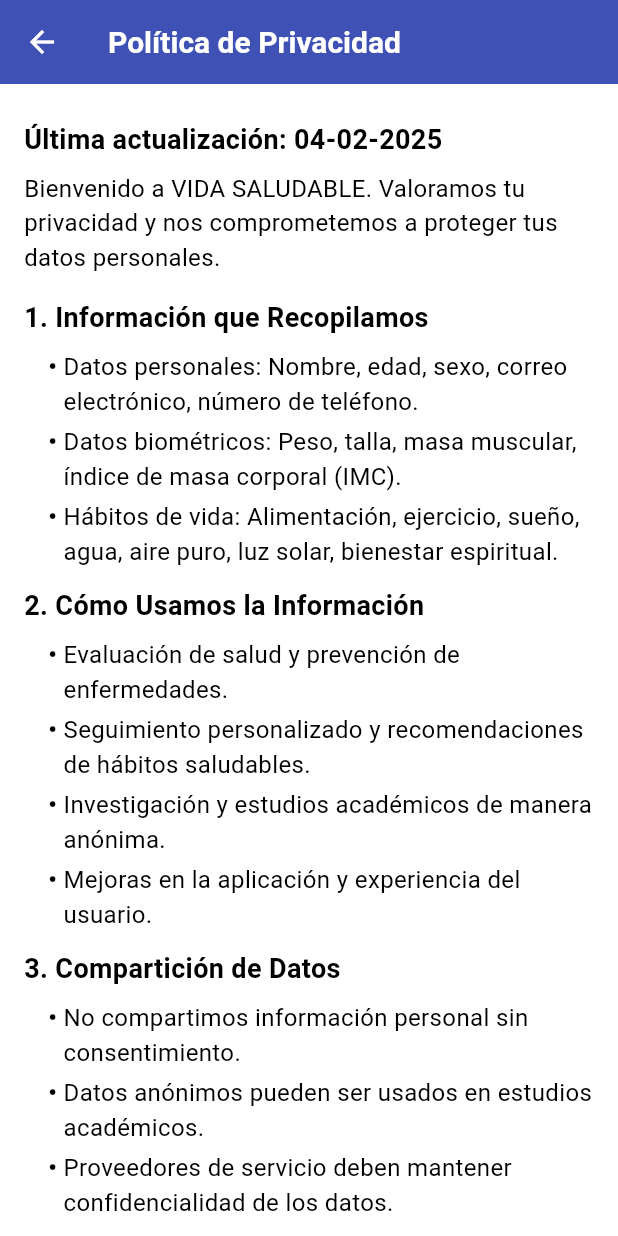
After one commit to Juan-Jose21/app-movil-vida-saludable, a Flutter app: the PrivacyPoliciesPage screen opened directly, on a phone screen of 412 x 824 dp. The commit adds this screen. Run offline on Flutter 3.47's test engine with Material 3 defaults, Android fonts, the phone set to English and light mode, and no system bars; our stand-ins replace audioplayers, dio, fl_chart, flutter_local_notifications, flutter_tts, get and 4 more; missing offline and left inert: workmanager; accounts and stored records are empty.

Commit message:
emulado para ios y agregado las politicas y privacidad del aplicativo

```diff
--- a/lib/src/controllers/register_sun_controller.dart
+++ b/lib/src/controllers/register_sun_controller.dart
@@ -185,7 +185,7 @@
     if (!_isRunning.value) {
       _timer = Timer.periodic(Duration(milliseconds: 10), (timer) {
         _elapsedTime.value += 10;
-        if (_elapsedTime.value == 1 * 60 * 1000 && !_notificationShown) { // 1 minuto
+        if (_elapsedTime.value == 30 * 60 * 1000 && !_notificationShown) { // 1 minuto
           _showCompletionNotification();
           pauseTimer();
         }
--- /dev/null
+++ b/lib/src/pages/settins/privacy_policies_page.dart
@@ -0,0 +1,110 @@
+import 'package:flutter/material.dart';
+
+class PrivacyPoliciesPage extends StatelessWidget {
+  @override
+  Widget build(BuildContext context) {
+    return Scaffold(
+      appBar: AppBar(
+        title: Text(
+          'Política de Privacidad',
+          style: TextStyle(
+            fontSize: 20,
+            fontWeight: FontWeight.bold,
+            color: Colors.white
+          ),
+          ),
+        backgroundColor: Colors.indigo,
+        leading: IconButton(
+          icon: Icon(Icons.arrow_back, color: Colors.white,),
+          onPressed: () => {
+            Navigator.of(context).pop()
+          },
+        ),
+      ),
+      body: SingleChildScrollView(
+        padding: EdgeInsets.all(16.0),
+        child: Column(
+          crossAxisAlignment: CrossAxisAlignment.start,
+          children: [
+            _buildSectionTitle('Última actualización: 04-02-2025'),
+            _buildSectionContent(
+                'Bienvenido a VIDA SALUDABLE. Valoramos tu privacidad y nos comprometemos a proteger tus datos personales.'),
+
+            _buildSectionTitle('1. Información que Recopilamos'),
+            _buildBulletPoint('Datos personales: Nombre, edad, sexo, correo electrónico, número de teléfono.'),
+            _buildBulletPoint('Datos biométricos: Peso, talla, masa muscular, índice de masa corporal (IMC).'),
+            _buildBulletPoint('Hábitos de vida: Alimentación, ejercicio, sueño, agua, aire puro, luz solar, bienestar espiritual.'),
+
+            _buildSectionTitle('2. Cómo Usamos la Información'),
+            _buildBulletPoint('Evaluación de salud y prevención de enfermedades.'),
+            _buildBulletPoint('Seguimiento personalizado y recomendaciones de hábitos saludables.'),
+            _buildBulletPoint('Investigación y estudios académicos de manera anónima.'),
+            _buildBulletPoint('Mejoras en la aplicación y experiencia del usuario.'),
+
+            _buildSectionTitle('3. Compartición de Datos'),
+            _buildBulletPoint('No compartimos información personal sin consentimiento.'),
+            _buildBulletPoint('Datos anónimos pueden ser usados en estudios académicos.'),
+            _buildBulletPoint('Proveedores de servicio deben mantener confidencialidad de los datos.'),
+
+            _buildSectionTitle('4. Protección de Datos'),
+            _buildBulletPoint('Cifrado de datos en las contraseñas y acceso restringido a información personal.'),
+            _buildBulletPoint('Anonimización de datos para estudios e investigaciones.'),
+
+            _buildSectionTitle('5. Derechos del Usuario'),
+            _buildBulletPoint('Acceder, rectificar o eliminar datos personales.'),
+            _buildBulletPoint('Revocar consentimiento en cualquier momento.'),
+
+            _buildSectionTitle('6. Conservación de Datos'),
+            _buildSectionContent('Tus datos serán almacenados mientras sea necesario para los fines mencionados en esta política.'),
+
+            _buildSectionTitle('7. Cambios en la Política de Privacidad'),
+            _buildSectionContent('Nos reservamos el derecho de actualizar esta política en cualquier momento. Te notificaremos sobre cambios importantes.'),
+
+            _buildSectionTitle('8. Contacto'),
+            _buildSectionContent('Si tienes preguntas o inquietudes sobre esta Política de Privacidad, puedes contactarnos a través de:'),
+            _buildSectionContent('📧 Correo electrónico: vida.saludable@uab.edu.bo'),
+            _buildSectionContent('📍 Dirección: Av. Pairumani - Universidad Adventista de Bolivia'),
+          ],
+        ),
+      ),
+    );
+  }
+
+  Widget _buildSectionTitle(String title) {
+    return Padding(
+      padding: const EdgeInsets.symmetric(vertical: 8.0),
+      child: Text(
+        title,
+        style: TextStyle(fontSize: 18, fontWeight: FontWeight.bold),
+      ),
+    );
+  }
+
+  Widget _buildSectionContent(String content) {
+    return Padding(
+      padding: const EdgeInsets.only(bottom: 8.0),
+      child: Text(
+        content,
+        style: TextStyle(fontSize: 16),
+      ),
+    );
+  }
+
+  Widget _buildBulletPoint(String text) {
+    return Padding(
+      padding: const EdgeInsets.only(left: 16.0, bottom: 4.0),
+      child: Row(
+        crossAxisAlignment: CrossAxisAlignment.start,
+        children: [
+          Text('• ', style: TextStyle(fontSize: 16, fontWeight: FontWeight.bold)),
+          Expanded(
+            child: Text(
+              text,
+              style: TextStyle(fontSize: 16),
+            ),
+          ),
+        ],
+      ),
+    );
+  }
+}
--- a/lib/src/utils/custom_animated_bottom_bar.dart
+++ b/lib/src/utils/custom_animated_bottom_bar.dart
@@ -74,6 +74,10 @@
   }
 }
 
+extension on ThemeData {
+  get bottomAppBarColor => null;
+}
+
 class _ItemWidget extends StatelessWidget {
   final double iconSize;
   final bool isSelected;
--- a/pubspec.yaml
+++ b/pubspec.yaml
@@ -41,7 +41,7 @@
   flutter_datetime_picker: ^1.5.1
   flutter_local_notifications: ^17.2.1
   timezone: ^0.9.3
-  fl_chart: ^0.40.0
+  fl_chart: ^0.40.6
   shared_preferences: ^2.2.3
   permission_handler: ^11.3.1
   url_launcher: ^6.3.0
```
Also changed, not shown: lib/main.dart (+18 -18 lines), lib/src/controllers/register_dream_controller.dart (+27 -27 lines), lib/src/controllers/register_feeding_controller.dart (+14 -8 lines), lib/src/pages/settins/settings_page.dart (+13 -4 lines), pubspec.lock, 9 other files.
